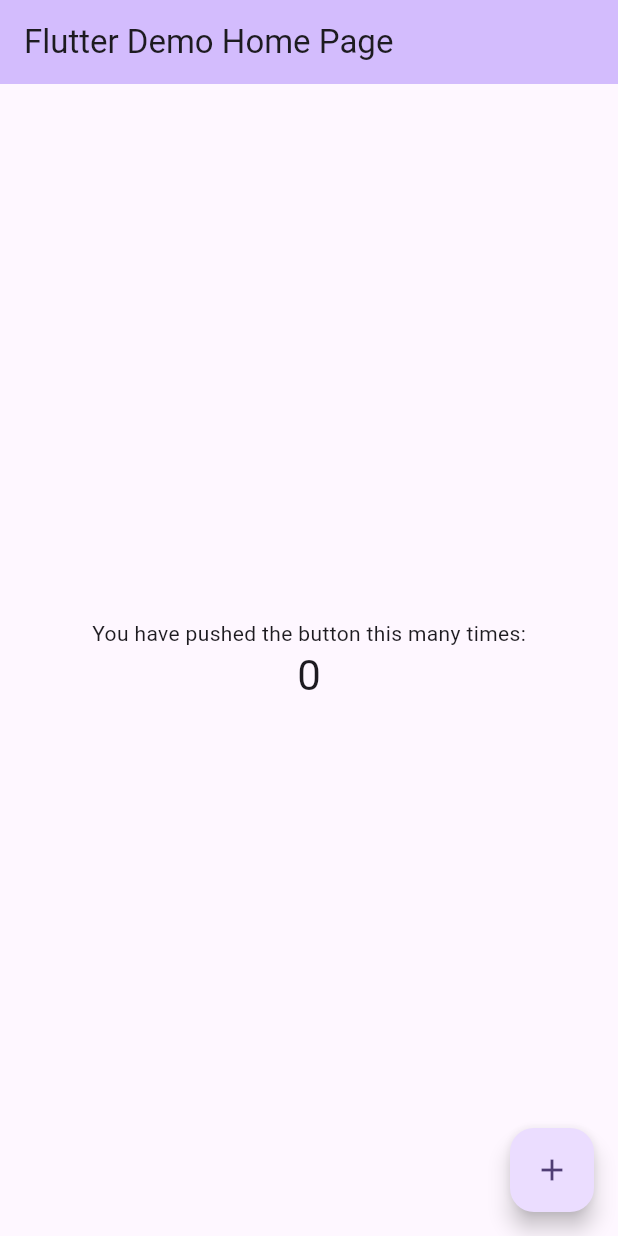
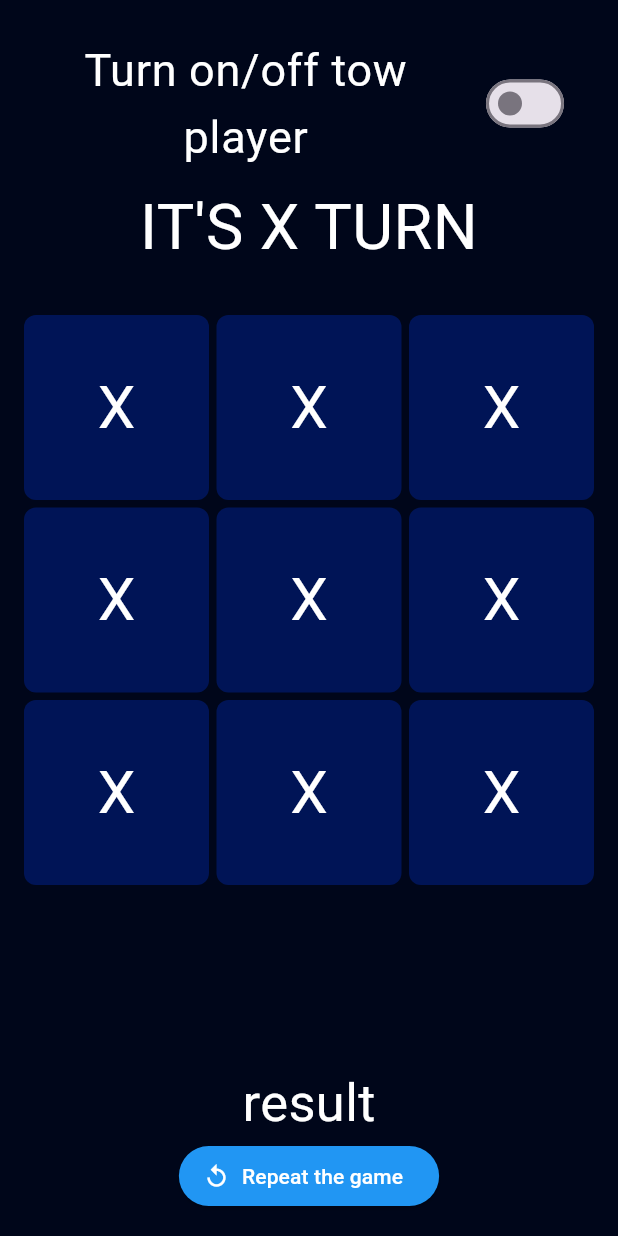
Before and after one commit to Esmail-Sameh/Tic_tac_game, a Flutter app: the screen it shows after launch, on a phone screen of 412 x 824 dp. Run offline on Flutter 3.47's test engine with Material 3 defaults, Android fonts, the phone set to English and light mode, and no system bars; our stand-ins replace bloc, flutter_bloc.

Commit message:
build ui home Screen and add cubit

```diff
--- /dev/null
+++ b/lib/cubit/app_cubit.dart
@@ -0,0 +1,25 @@
+import 'package:bloc/bloc.dart';
+import 'package:flutter_bloc/flutter_bloc.dart';
+import 'package:tic_tac_game/cubit/app_states.dart';
+
+import '../game_logic.dart';
+
+class AppCubit extends Cubit<AppStates>{
+  AppCubit(): super(AppInitialStates());
+
+  static AppCubit get(context)=>BlocProvider.of(context);
+
+  String activePlayer = 'x';
+  bool gameOver = false;
+  int turn = 0;
+  String result = '';
+  Game game = Game();
+  bool isSwitched = false;
+
+  void selectNumberOfPlayer(bool newValue){
+    isSwitched = newValue;
+    emit(AppSelectNumberOfPlayerState());
+  }
+
+
+}
--- /dev/null
+++ b/lib/cubit/app_states.dart
@@ -0,0 +1,5 @@
+abstract class AppStates{}
+
+class AppInitialStates extends AppStates{}
+
+class AppSelectNumberOfPlayerState extends AppStates{}
--- /dev/null
+++ b/lib/game_logic.dart
@@ -0,0 +1,7 @@
+class Player{
+
+}
+
+class Game{
+
+}
--- /dev/null
+++ b/lib/home_screen.dart
@@ -0,0 +1,104 @@
+import 'package:flutter/material.dart';
+import 'package:flutter_bloc/flutter_bloc.dart';
+import 'package:tic_tac_game/cubit/app_cubit.dart';
+import 'package:tic_tac_game/cubit/app_states.dart';
+import 'package:tic_tac_game/game_logic.dart';
+
+class HomeScreen extends StatelessWidget {
+  @override
+  Widget build(BuildContext context) {
+    return BlocConsumer<AppCubit, AppStates>(
+      listener: (context, state) {},
+      builder: (context, state) {
+        var cubit = AppCubit.get(context);
+        return Scaffold(
+          backgroundColor: Theme.of(context).primaryColor,
+          body: SafeArea(
+              child: Padding(
+            padding: const EdgeInsets.symmetric(vertical: 16, horizontal: 8),
+            child: Column(
+              children: [
+                SwitchListTile.adaptive(
+                    value: cubit.isSwitched,
+                    title: Text(
+                      'Turn on/off tow player',
+                      style: TextStyle(
+                        color: Colors.white,
+                        fontSize: 30,
+                      ),
+                      textAlign: TextAlign.center,
+                    ),
+                    onChanged: (newValue) {
+                      cubit.selectNumberOfPlayer(newValue);
+                    }),
+                Text(
+                  'it\'s ${cubit.activePlayer} turn'.toUpperCase(),
+                  style: TextStyle(
+                    color: Colors.white,
+                    fontSize: 42,
+                  ),
+                  textAlign: TextAlign.center,
+                ),
+                SizedBox(
+                  height: 20,
+                ),
+                Expanded(
+                    child: GridView.count(
+                  padding: EdgeInsets.all(8),
+                  crossAxisCount: 3,
+                  mainAxisSpacing: 5.0,
+                  crossAxisSpacing: 5.0,
+                  childAspectRatio: 1.0,
+                  children:
+                      List.generate(9, (index) => buildGridViewItem(context)),
+                )),
+                Text(
+                  'result',
+                  style: TextStyle(
+                    color: Colors.white,
+                    fontSize: 35,
+                  ),
+                ),
+                repeatButton(),
+              ],
+            ),
+          )),
+        );
+      },
+    );
+  }
+
+  Widget repeatButton() => ElevatedButton.icon(
+        onPressed: () {},
+        icon: Icon(Icons.replay),
+        label: Text(
+          'Repeat the game',
+          style: TextStyle(color: Colors.white),
+        ),
+        style: ButtonStyle(
+          backgroundColor: MaterialStateProperty.all(Colors.blue),
+          iconColor: MaterialStateProperty.all(Colors.white),
+        ),
+      );
+
+  Widget buildGridViewItem(context) => GestureDetector(
+        onTap: () {},
+        child: Container(
+          width: 100,
+          height: 100,
+          decoration: BoxDecoration(
+            color: Theme.of(context).shadowColor,
+            borderRadius: BorderRadius.circular(8),
+          ),
+          child: Center(
+            child: Text(
+              'X',
+              style: TextStyle(
+                color: Colors.white,
+                fontSize: 40,
+              ),
+            ),
+          ),
+        ),
+      );
+}
--- a/lib/main.dart
+++ b/lib/main.dart
@@ -1,125 +1,30 @@
 import 'package:flutter/material.dart';
+import 'package:flutter_bloc/flutter_bloc.dart';
+import 'package:tic_tac_game/cubit/app_cubit.dart';
+import 'package:tic_tac_game/home_screen.dart';
 
-void main() {
-  runApp(const MyApp());
+void main(){
+  runApp(MyApp());
 }
 
 class MyApp extends StatelessWidget {
-  const MyApp({super.key});
+  const MyApp({Key? key}) : super(key: key);
 
-  // This widget is the root of your application.
   @override
   Widget build(BuildContext context) {
-    return MaterialApp(
-      title: 'Flutter Demo',
-      theme: ThemeData(
-        // This is the theme of your application.
-        //
-        // TRY THIS: Try running your application with "flutter run". You'll see
-        // the application has a purple toolbar. Then, without quitting the app,
-        // try changing the seedColor in the colorScheme below to Colors.green
-        // and then invoke "hot reload" (save your changes or press the "hot
-        // reload" button in a Flutter-supported IDE, or press "r" if you used
-        // the command line to start the app).
-        //
-        // Notice that the counter didn't reset back to zero; the application
-        // state is not lost during the reload. To reset the state, use hot
-        // restart instead.
-        //
-        // This works for code too, not just values: Most code changes can be
-        // tested with just a hot reload.
-        colorScheme: ColorScheme.fromSeed(seedColor: Colors.deepPurple),
-        useMaterial3: true,
+    return BlocProvider(
+      create: (context) => AppCubit(),
+      child: MaterialApp(
+        debugShowCheckedModeBanner: false,
+        home: HomeScreen(),
+        theme: ThemeData(
+          // brightness: Brightness.dark,
+          primaryColor: Color(0xff00061a),
+          primarySwatch: Colors.blue,
+          shadowColor: Color(0xff001456),
+          splashColor: Color(0xff4169e8),
+        ),
       ),
-      home: const MyHomePage(title: 'Flutter Demo Home Page'),
     );
   }
 }
-
-class MyHomePage extends StatefulWidget {
-  const MyHomePage({super.key, required this.title});
-
-  // This widget is the home page of your application. It is stateful, meaning
-  // that it has a State object (defined below) that contains fields that affect
-  // how it looks.
-
-  // This class is the configuration for the state. It holds the values (in this
-  // case the title) provided by the parent (in this case the App widget) and
-  // used by the build method of the State. Fields in a Widget subclass are
-  // always marked "final".
-
-  final String title;
-
-  @override
-  State<MyHomePage> createState() => _MyHomePageState();
-}
-
-class _MyHomePageState extends State<MyHomePage> {
-  int _counter = 0;
-
-  void _incrementCounter() {
-    setState(() {
-      // This call to setState tells the Flutter framework that something has
-      // changed in this State, which causes it to rerun the build method below
-      // so that the display can reflect the updated values. If we changed
-      // _counter without calling setState(), then the build method would not be
-      // called again, and so nothing would appear to happen.
-      _counter++;
-    });
-  }
-
-  @override
-  Widget build(BuildContext context) {
-    // This method is rerun every time setState is called, for instance as done
-    // by the _incrementCounter method above.
-    //
-    // The Flutter framework has been optimized to make rerunning build methods
-    // fast, so that you can just rebuild anything that needs updating rather
-    // than having to individually change instances of widgets.
-    return Scaffold(
-      appBar: AppBar(
-        // TRY THIS: Try changing the color here to a specific color (to
-        // Colors.amber, perhaps?) and trigger a hot reload to see the AppBar
-        // change color while the other colors stay the same.
-        backgroundColor: Theme.of(context).colorScheme.inversePrimary,
-        // Here we take the value from the MyHomePage object that was created by
-        // the App.build method, and use it to set our appbar title.
-        title: Text(widget.title),
-      ),
-      body: Center(
-        // Center is a layout widget. It takes a single child and positions it
-        // in the middle of the parent.
-        child: Column(
-          // Column is also a layout widget. It takes a list of children and
-          // arranges them vertically. By default, it sizes itself to fit its
-          // children horizontally, and tries to be as tall as its parent.
-          //
-          // Column has various properties to control how it sizes itself and
-          // how it positions its children. Here we use mainAxisAlignment to
-          // center the children vertically; the main axis here is the vertical
-          // axis because Columns are vertical (the cross axis would be
-          // horizontal).
-          //
-          // TRY THIS: Invoke "debug painting" (choose the "Toggle Debug Paint"
-          // action in the IDE, or press "p" in the console), to see the
-          // wireframe for each widget.
-          mainAxisAlignment: MainAxisAlignment.center,
-          children: <Widget>[
-            const Text(
-              'You have pushed the button this many times:',
-            ),
-            Text(
-              '$_counter',
-              style: Theme.of(context).textTheme.headlineMedium,
-            ),
-          ],
-        ),
-      ),
-      floatingActionButton: FloatingActionButton(
-        onPressed: _incrementCounter,
-        tooltip: 'Increment',
-        child: const Icon(Icons.add),
-      ), // This trailing comma makes auto-formatting nicer for build methods.
-    );
-  }
-}
```
Also changed, not shown: pubspec.yaml (+2 -21 lines), lib/components.dart (added), pubspec.lock, 1 other file.
